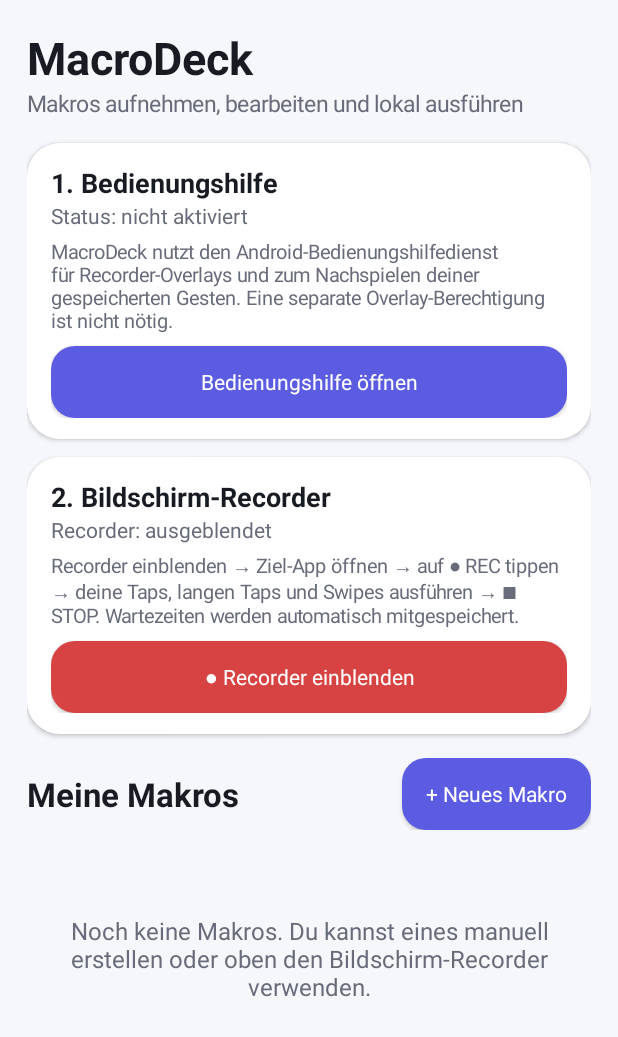
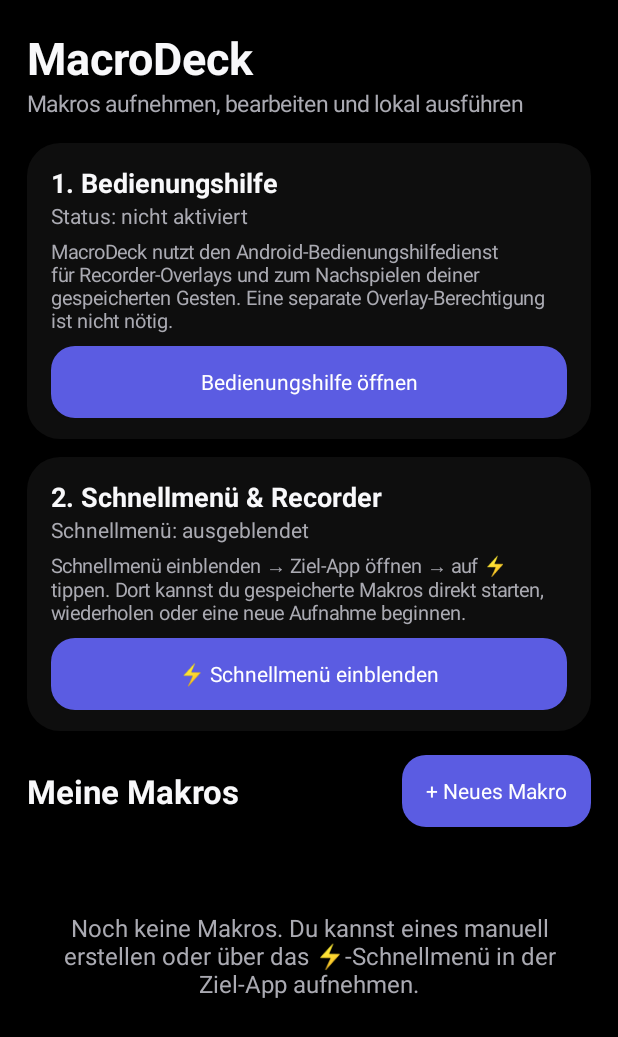
Before and after one commit to LordSpigot/MacroDeck, an Android app: the screen it shows after launch (MainActivity), on a phone screen of 412 x 824 dp. Shown: the top 1037 px of the screen. Run offline under Robolectric (Android 15) with nearby library versions, the phone set to English and light mode, and no system bars.

Commit message:
Add files via upload

```diff
--- a/app/build.gradle
+++ b/app/build.gradle
@@ -10,8 +10,8 @@ android {
         applicationId 'at.macrodeck.app'
         minSdk 28
         targetSdk 36
-        versionCode 3
-        versionName '1.1.1'
+        versionCode 4
+        versionName '1.2.0'
     }
 
     buildTypes {
--- a/app/src/main/java/at/macrodeck/app/ui/MainActivity.java
+++ b/app/src/main/java/at/macrodeck/app/ui/MainActivity.java
@@ -89,15 +89,15 @@ public class MainActivity extends Activity {
         rp.setMargins(0,0,0,Ui.dp(this,16));
         root.addView(recorder, rp);
 
-        recorder.addView(Ui.title(this,"2. Bildschirm-Recorder",18));
+        recorder.addView(Ui.title(this,"2. Schnellmenü & Recorder",18));
         recorderStatus = Ui.body(this,"Recorder: –",14);
         recorder.addView(recorderStatus);
         TextView recorderHint = Ui.body(this,
-                "Recorder einblenden → Ziel-App öffnen → auf ● REC tippen → deine Taps, langen Taps und Swipes ausführen → ■ STOP. Wartezeiten werden automatisch mitgespeichert.",
+                "Schnellmenü einblenden → Ziel-App öffnen → auf ⚡ tippen. Dort kannst du gespeicherte Makros direkt starten, wiederholen oder eine neue Aufnahme beginnen.",
                 13);
         recorderHint.setPadding(0,Ui.dp(this,5),0,Ui.dp(this,8));
         recorder.addView(recorderHint);
-        recorderButton = Ui.button(this,"● Recorder einblenden",0xFFD74343);
+        recorderButton = Ui.button(this,"⚡ Schnellmenü einblenden",Ui.brand());
         recorderButton.setOnClickListener(v -> toggleRecorder());
         recorder.addView(recorderButton);
 
@@ -137,13 +137,13 @@ public class MainActivity extends Activity {
             recorderStatus.setText(recording
                     ? "Recorder: Aufnahme läuft ●"
                     : bubble
-                        ? "Recorder: eingeblendet ✓"
+                        ? "Schnellmenü: eingeblendet ✓"
                         : enabled && !connected
                             ? "Recorder: Bedienungshilfe wartet auf Verbindung …"
-                            : "Recorder: ausgeblendet");
+                            : "Schnellmenü: ausgeblendet");
         }
         if (recorderButton != null) {
-            recorderButton.setText(bubble ? "Recorder ausblenden" : "● Recorder einblenden");
+            recorderButton.setText(bubble ? "Schnellmenü ausblenden" : "⚡ Schnellmenü einblenden");
             recorderButton.setEnabled(connected || !enabled);
             recorderButton.setAlpha((enabled && !connected) ? 0.55f : 1f);
         }
@@ -152,7 +152,7 @@ public class MainActivity extends Activity {
         List<Macro> macros = MacroStore.load(this);
         if (macros.isEmpty()) {
             TextView empty = Ui.body(this,
-                    "Noch keine Makros. Du kannst eines manuell erstellen oder oben den Bildschirm-Recorder verwenden.",
+                    "Noch keine Makros. Du kannst eines manuell erstellen oder über das ⚡-Schnellmenü in der Ziel-App aufnehmen.",
                     16);
             empty.setGravity(Gravity.CENTER);
             empty.setPadding(0,Ui.dp(this,56),0,0);
@@ -177,10 +177,10 @@ public class MainActivity extends Activity {
         MacroAccessibilityService s = MacroAccessibilityService.getInstance();
         if (s.isRecorderBubbleVisible()) {
             s.hideRecorderBubble();
-            Toast.makeText(this,"Recorder ausgeblendet",Toast.LENGTH_SHORT).show();
+            Toast.makeText(this,"Schnellmenü ausgeblendet",Toast.LENGTH_SHORT).show();
         } else {
             s.showRecorderBubble();
-            Toast.makeText(this,"Jetzt die Ziel-App öffnen und dort auf ● REC tippen.",Toast.LENGTH_LONG).show();
+            Toast.makeText(this,"Jetzt die Ziel-App öffnen und dort auf ⚡ tippen.",Toast.LENGTH_LONG).show();
         }
         render();
     }
--- a/app/src/main/java/at/macrodeck/app/ui/Ui.java
+++ b/app/src/main/java/at/macrodeck/app/ui/Ui.java
@@ -13,11 +13,11 @@ public final class Ui {
     private Ui() {}
 
     public static int dp(Context c, int dp) { return Math.round(dp * c.getResources().getDisplayMetrics().density); }
-    public static boolean dark(Context c) { return (c.getResources().getConfiguration().uiMode & Configuration.UI_MODE_NIGHT_MASK) == Configuration.UI_MODE_NIGHT_YES; }
-    public static int bg(Context c) { return dark(c) ? Color.rgb(16,17,22) : Color.rgb(246,247,251); }
-    public static int card(Context c) { return dark(c) ? Color.rgb(30,31,39) : Color.WHITE; }
-    public static int text(Context c) { return dark(c) ? Color.rgb(245,245,248) : Color.rgb(25,27,34); }
-    public static int muted(Context c) { return dark(c) ? Color.rgb(168,170,184) : Color.rgb(104,108,122); }
+    public static boolean dark(Context c) { return true; }
+    public static int bg(Context c) { return Color.BLACK; }
+    public static int card(Context c) { return Color.rgb(14,14,14); }
+    public static int text(Context c) { return Color.rgb(248,248,250); }
+    public static int muted(Context c) { return Color.rgb(170,170,178); }
     public static int brand() { return Color.rgb(91,92,226); }
     public static int danger() { return Color.rgb(220,65,78); }
 
--- a/app/src/main/res/values-night/styles.xml
+++ b/app/src/main/res/values-night/styles.xml
@@ -3,9 +3,10 @@
         <item name="android:fontFamily">sans</item>
         <item name="android:windowActionModeOverlay">true</item>
         <item name="android:colorAccent">@color/brand</item>
-        <item name="android:navigationBarColor">@color/bg_dark</item>
-        <item name="android:statusBarColor">@color/bg_dark</item>
+        <item name="android:navigationBarColor">#000000</item>
+        <item name="android:statusBarColor">#000000</item>
         <item name="android:windowLightStatusBar">false</item>
-        <item name="android:windowBackground">@color/bg_dark</item>
+        <item name="android:windowLightNavigationBar">false</item>
+        <item name="android:windowBackground">#000000</item>
     </style>
 </resources>
--- a/app/src/main/res/values/colors.xml
+++ b/app/src/main/res/values/colors.xml
@@ -1,6 +1,6 @@
 <resources>
     <color name="brand">#5B5CE2</color>
     <color name="brand_dark">#4244C7</color>
-    <color name="bg_light">#F6F7FB</color>
-    <color name="bg_dark">#101116</color>
+    <color name="bg_light">#000000</color>
+    <color name="bg_dark">#000000</color>
 </resources>
--- a/app/src/main/res/values/strings.xml
+++ b/app/src/main/res/values/strings.xml
@@ -1,4 +1,4 @@
 <resources>
     <string name="app_name">MacroDeck</string>
-    <string name="accessibility_service_description">MacroDeck zeigt auf Wunsch einen sichtbaren Recorder über anderen Apps, zeichnet nur von dir gestartete Gesten auf und führt ausschließlich von dir gespeicherte Makros aus.</string>
+    <string name="accessibility_service_description">MacroDeck zeigt auf Wunsch ein sichtbares Schnellmenü über anderen Apps, zeichnet nur von dir gestartete Gesten auf und führt ausschließlich von dir gespeicherte Makros aus.</string>
 </resources>
--- a/app/src/main/res/values/styles.xml
+++ b/app/src/main/res/values/styles.xml
@@ -1,11 +1,12 @@
 <resources>
-    <style name="AppTheme" parent="android:style/Theme.Material.Light.NoActionBar">
+    <style name="AppTheme" parent="android:style/Theme.Material.NoActionBar">
         <item name="android:fontFamily">sans</item>
         <item name="android:windowActionModeOverlay">true</item>
         <item name="android:colorAccent">@color/brand</item>
-        <item name="android:navigationBarColor">@color/bg_light</item>
-        <item name="android:statusBarColor">@color/bg_light</item>
-        <item name="android:windowLightStatusBar">true</item>
-        <item name="android:windowBackground">@color/bg_light</item>
+        <item name="android:navigationBarColor">#000000</item>
+        <item name="android:statusBarColor">#000000</item>
+        <item name="android:windowLightStatusBar">false</item>
+        <item name="android:windowLightNavigationBar">false</item>
+        <item name="android:windowBackground">#000000</item>
     </style>
 </resources>
```
Also changed, not shown: app/src/main/java/at/macrodeck/app/service/MacroAccessibilityService.java (+283 -33 lines), 1 other file.
